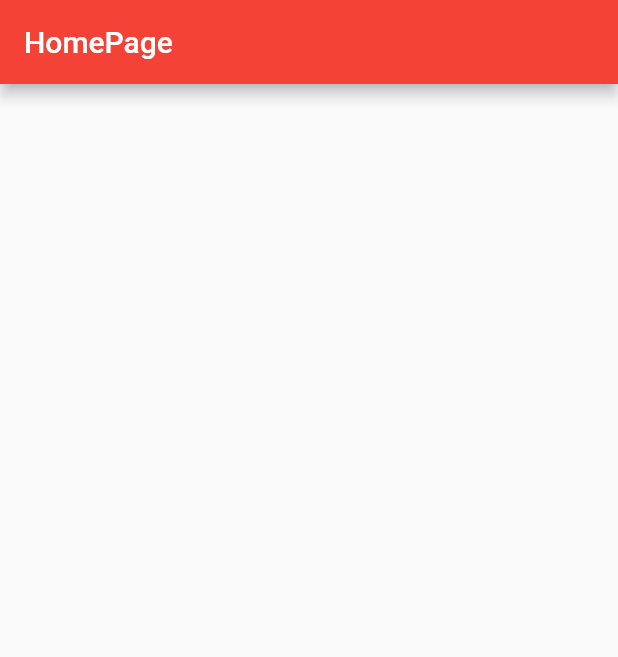
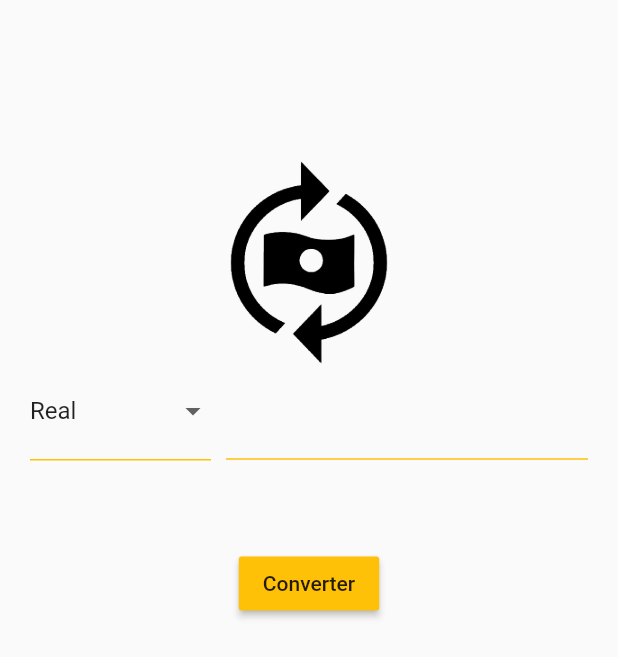
Before and after one commit to juniopereirab/DartWeek, a Flutter app: the screen it shows after launch, on a phone screen of 412 x 824 dp. Shown: the top 657 px of the screen. Run offline on Flutter 3.47's test engine with Material 2 defaults, Android fonts, the light colour scheme and no system bars.

Commit message:
Creating homepage to views

```diff
--- /dev/null
+++ b/app/lib/app/views/Home.dart
@@ -0,0 +1,77 @@
+import 'package:flutter/material.dart';
+
+class Home extends StatelessWidget {
+  @override
+  Widget build(BuildContext context) {
+    return Scaffold(
+        body: SizedBox(
+      width: MediaQuery.of(context).size.width,
+      height: MediaQuery.of(context).size.height,
+      child: Padding(
+        padding:
+            const EdgeInsets.only(top: 100, left: 20, right: 20, bottom: 20),
+        child: Column(
+          children: [
+            Image.asset(
+              'assets/logo.png',
+              width: 150,
+              height: 150,
+            ),
+            SizedBox(
+              width: MediaQuery.of(context).size.width,
+              child: Row(
+                children: [
+                  Expanded(
+                    child: SizedBox(
+                      height: 65,
+                      child: DropdownButton(
+                        isExpanded: true,
+                        underline: Container(
+                          height: 1,
+                          color: Colors.amber,
+                        ),
+                        items: [
+                          DropdownMenuItem(
+                            child: Text("Real"),
+                          ),
+                          DropdownMenuItem(
+                            child: Text("Dolar"),
+                          ),
+                        ],
+                        onChanged: (value) {},
+                      ),
+                    ),
+                  ),
+                  SizedBox(
+                    width: 10,
+                  ),
+                  Expanded(
+                    flex: 2,
+                    child: TextField(
+                      decoration: InputDecoration(
+                        enabledBorder: UnderlineInputBorder(
+                          borderSide: BorderSide(color: Colors.amber),
+                        ),
+                        focusedBorder: UnderlineInputBorder(
+                          borderSide: BorderSide(color: Colors.amber),
+                        ),
+                      ),
+                    ),
+                  ),
+                ],
+              ),
+            ),
+            SizedBox(
+              height: 50,
+            ),
+            RaisedButton(
+              color: Colors.amber,
+              onPressed: () {},
+              child: Text("Converter"),
+            ),
+          ],
+        ),
+      ),
+    ));
+  }
+}
--- a/app/lib/main.dart
+++ b/app/lib/main.dart
@@ -1,4 +1,6 @@
 import 'package:flutter/material.dart';
+
+import 'app/views/Home.dart';
 
 void main() {
   runApp(App());
@@ -9,27 +11,8 @@ class App extends StatelessWidget {
   Widget build(BuildContext context) {
     return MaterialApp(
       debugShowCheckedModeBanner: false,
-      theme: ThemeData(
-        primarySwatch: Colors.red,
-      ),
-      home: HomePage(),
+      theme: ThemeData.light(),
+      home: Home(),
     );
   }
 }
-
-class HomePage extends StatefulWidget {
-  @override
-  _HomePageState createState() => _HomePageState();
-}
-
-class _HomePageState extends State<HomePage> {
-  @override
-  Widget build(BuildContext context) {
-    return Scaffold(
-      appBar: AppBar(
-        title: Text('HomePage'),
-      ),
-      body: Container(),
-    );
-  }
-}
--- a/app/pubspec.yaml
+++ b/app/pubspec.yaml
@@ -45,9 +45,8 @@ flutter:
   uses-material-design: true
 
   # To add assets to your application, add an assets section, like this:
-  # assets:
-  #   - images/a_dot_burr.jpeg
-  #   - images/a_dot_ham.jpeg
+  assets:
+    - assets/logo.png
 
   # An image asset can refer to one or more resolution-specific "variants", see
   # https://flutter.dev/assets-and-images/#resolution-aware.
```
Also changed, not shown: app/assets/logo.png (added).
